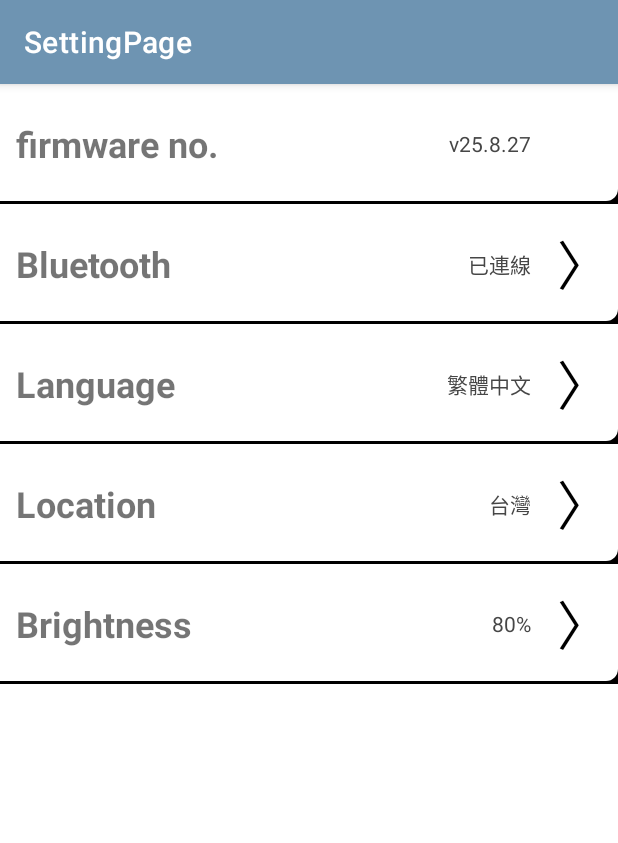
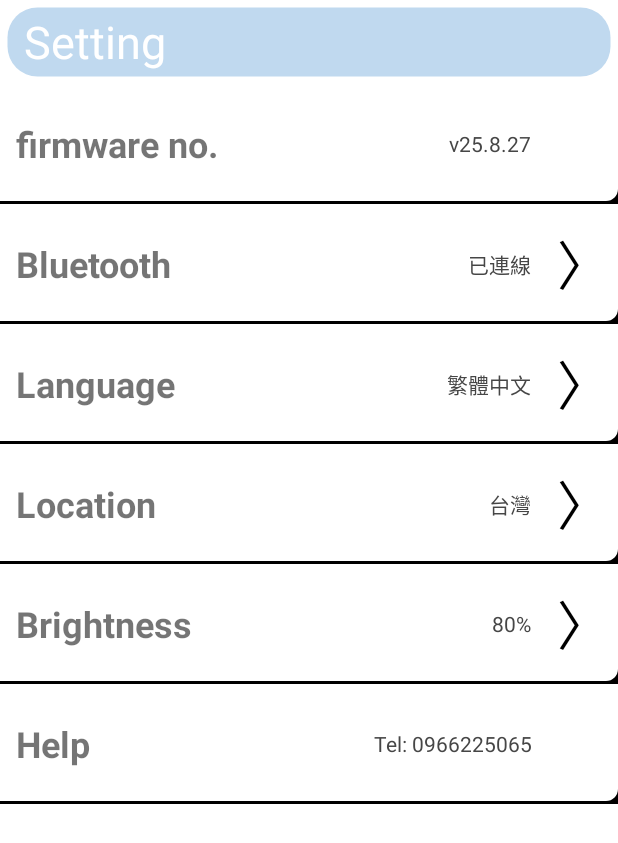
Before and after one commit to AdamLin0626/DrinksMachine, an Android app: the fragment SettingPage placed in its activity, after a tap on "Location", on a phone screen of 412 x 824 dp. Shown: the top 843 px of the screen. Run offline under Robolectric (Android 15) with nearby library versions, the phone set to English and light mode, and no system bars.

Commit message:
Multiple Activity become to one Launcher Activity & Fragments

```diff
--- a/ClientApp_Android(Kotilin)/app/src/main/java/com/example/drinksmachine/MainActivity.kt
+++ b/ClientApp_Android(Kotilin)/app/src/main/java/com/example/drinksmachine/MainActivity.kt
@@ -34,7 +34,6 @@ class MainActivity : AppCompatActivity() {
 
     override fun onCreate(savedInstanceState: Bundle?) {
         super.onCreate(savedInstanceState)
-        // 先隱藏，因為進入時會是 MainPage
         supportActionBar?.hide()
         Binding = ActivityMainBinding.inflate(layoutInflater)
         setContentView(Binding.root)
--- a/ClientApp_Android(Kotilin)/app/src/main/java/com/example/drinksmachine/MainPage.kt
+++ b/ClientApp_Android(Kotilin)/app/src/main/java/com/example/drinksmachine/MainPage.kt
@@ -73,6 +73,8 @@ class MainPage : Fragment(R.layout.activity_main_page) {
                 }
 
                 ObjectBinging.DiyButton -> switchFragment(DiyPage())
+                ObjectBinging.RandomButton
+                     -> Toast.makeText(requireContext(), getString(R.string.not_done), Toast.LENGTH_LONG).show()
                 ObjectBinging.HistoryButton -> switchFragment(History_Page())
                 ObjectBinging.LoginButton -> startActivity(Intent(requireContext(), Login_Page::class.java))
                 ObjectBinging.SignButton -> startActivity(Intent(requireContext(), SignUp_Page::class.java))
--- a/ClientApp_Android(Kotilin)/app/src/main/java/com/example/drinksmachine/SettingPage.kt
+++ b/ClientApp_Android(Kotilin)/app/src/main/java/com/example/drinksmachine/SettingPage.kt
@@ -4,6 +4,7 @@ import android.os.Bundle
 import android.view.LayoutInflater
 import android.view.View
 import android.view.ViewGroup
+import android.widget.Toast
 import androidx.fragment.app.Fragment
 import androidx.recyclerview.widget.LinearLayoutManager
 import com.example.drinksmachine.adapterLogic.SettingAdapter
@@ -32,15 +33,18 @@ class SettingPage : Fragment() {
             SettingItem(getString(R.string.title_bluetooth), "已連線", showArrow = true),
             SettingItem(getString(R.string.title_language), "繁體中文", showArrow = true),
             SettingItem(getString(R.string.title_location), "台灣", showArrow = true),
-            SettingItem(getString(R.string.title_brightness), "80%", showArrow = true)
+            SettingItem(getString(R.string.title_brightness), "80%", showArrow = true),
+            SettingItem(getString(R.string.title_need_help), "Tel: 0966225065")
         )
 
         val adapter = SettingAdapter(settings) { item ->
             when(item.title) {
-                "藍牙" -> { /* 打開藍牙設定 */ }
-                "語言" -> { /* 跳轉語言選單 */ }
-                "定位服務" -> { /* 打開定位設定 */ }
-                "螢幕亮度" -> { /* 調整亮度 */ }
+                getString(R.string.title_firmwareNumber) ->Toast.makeText(requireContext(), getString(R.string.title_firmwareNumber),Toast.LENGTH_SHORT).show()
+                getString(R.string.title_bluetooth) ->Toast.makeText(requireContext(), getString(R.string.title_bluetooth),Toast.LENGTH_SHORT).show()
+                getString(R.string.title_language) -> Toast.makeText(requireContext(), getString(R.string.title_language),Toast.LENGTH_SHORT).show()
+                getString(R.string.title_location) -> Toast.makeText(requireContext(), getString(R.string.title_location),Toast.LENGTH_SHORT).show()
+                getString(R.string.title_brightness) ->Toast.makeText(requireContext(), getString(R.string.title_brightness),Toast.LENGTH_SHORT).show()
+                getString(R.string.title_need_help) ->Toast.makeText(requireContext(), getString(R.string.title_need_help),Toast.LENGTH_SHORT).show()
             }
         }
 
--- a/ClientApp_Android(Kotilin)/app/src/main/java/com/example/drinksmachine/uniFeatures/mainFunctions.kt
+++ b/ClientApp_Android(Kotilin)/app/src/main/java/com/example/drinksmachine/uniFeatures/mainFunctions.kt
@@ -1,8 +1,13 @@
 package com.example.drinksmachine.uniFeatures
 
+import android.graphics.Color
 import android.util.Log
+import android.view.Gravity
+import android.widget.TextView
+import androidx.appcompat.app.ActionBar
 import androidx.fragment.app.Fragment
 import androidx.appcompat.app.AppCompatActivity
+import androidx.core.content.ContextCompat
 import com.example.drinksmachine.*
 
 /**
@@ -23,8 +28,37 @@ object ActionBarHelper {
                 activity.supportActionBar?.hide()
             }
             else -> {
-                activity.supportActionBar?.show()
-                activity.supportActionBar?.title = frag.javaClass.simpleName
+                activity.supportActionBar?.apply {
+                    // 隱藏預設標題
+                    setDisplayShowTitleEnabled(false)
+                    // 顯示 ActionBar
+                    show()
+                    // 設置背景
+                    setBackgroundDrawable(ContextCompat.getDrawable(activity, R.drawable.action_bar))
+
+                    // 建立置中標題 TextView
+                    val textView = TextView(activity).apply {
+                        text = when (frag) {
+                            is History_Page -> activity.getString(R.string.title_history)
+                            is SettingPage -> activity.getString(R.string.title_setting)
+                            is Info_Page -> activity.getString(R.string.title_information)
+                            is DiyPage -> activity.getString(R.string.title_diyPage)
+                            else -> ""
+                        }
+                        textSize = 30f // 可調整字型大小
+                        setTextColor(Color.WHITE)
+                        gravity = Gravity.CENTER
+                    }
+
+                    // 將自訂 TextView 放到 ActionBar
+                    val params = ActionBar.LayoutParams(
+                        ActionBar.LayoutParams.MATCH_PARENT,
+                        ActionBar.LayoutParams.WRAP_CONTENT
+                    )
+                    params.gravity = Gravity.CENTER
+                    customView = textView
+                    setDisplayShowCustomEnabled(true)
+                }
             }
         }
     }
--- /dev/null
+++ b/ClientApp_Android(Kotilin)/app/src/main/res/drawable/action_bar.xml
@@ -0,0 +1,6 @@
+<?xml version="1.0" encoding="utf-8"?>
+<shape xmlns:android="http://schemas.android.com/apk/res/android">
+    <corners android:radius="20dp"/>
+    <solid android:color="@color/sub_color"/>
+    <stroke android:color="@color/invisible" android:width="10dp"/>
+</shape>
--- a/ClientApp_Android(Kotilin)/app/src/main/res/values/strings.xml
+++ b/ClientApp_Android(Kotilin)/app/src/main/res/values/strings.xml
@@ -39,10 +39,12 @@
     <!-- errorCode -->
     <string name="plaintext_error">ERROR!!</string>
     <string name="cannot_over_ten">Drink</string>
+    <string name="not_done">Not Done, yet !</string>
     <!--Setting-->
     <string name="title_firmwareNumber">firmware no.</string>
     <string name="title_bluetooth">Bluetooth</string>
     <string name="title_language">Language</string>
     <string name="title_location">Location</string>
     <string name="title_brightness">Brightness</string>
+    <string name="title_need_help">Help</string>
 </resources>
```
